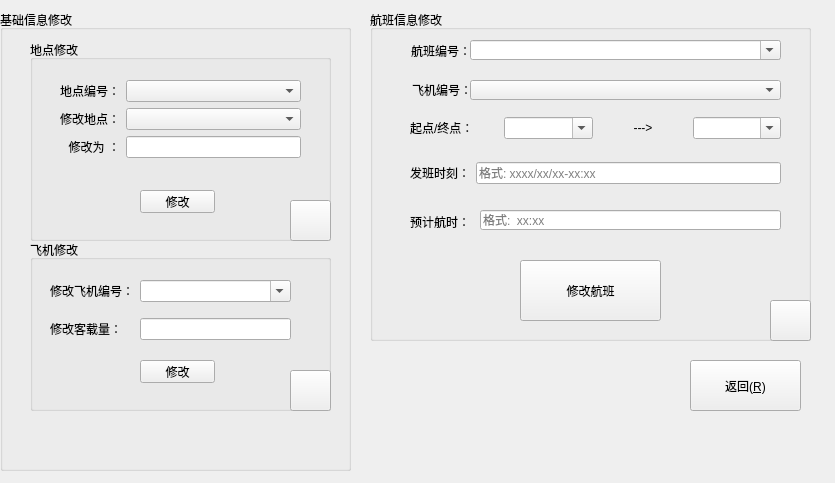
This is src/UI/widgets/informationmodifierwidget.ui in 3944Realms/AirLife as Qt 5 draws it before an edit. The edited form follows.
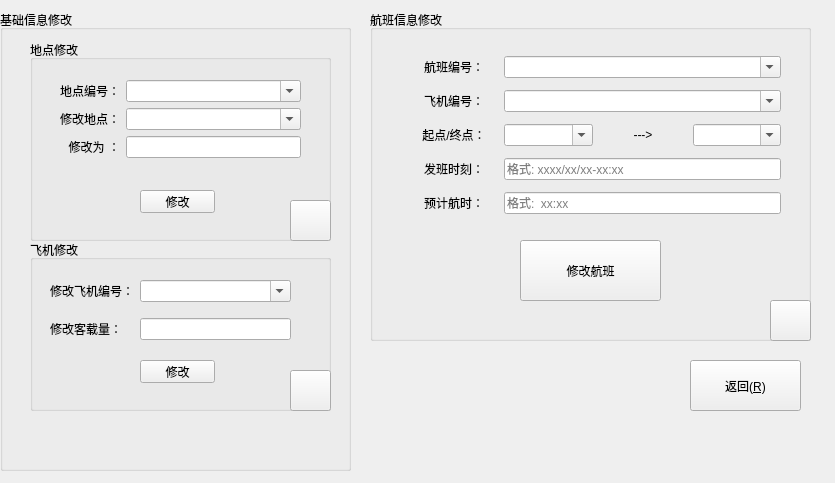
This is the edited form. Icons and pictures are not drawn.

```diff
--- a/src/UI/widgets/informationmodifierwidget.ui
+++ b/src/UI/widgets/informationmodifierwidget.ui
@@ -35,63 +35,11 @@
    <property name="title">
     <string>航班信息修改</string>
    </property>
-   <widget class="QLabel" name="airLifeFlightLabel">
-    <property name="geometry">
-     <rect>
-      <x>10</x>
-      <y>20</y>
-      <width>91</width>
-      <height>41</height>
-     </rect>
-    </property>
-    <property name="text">
-     <string>航班编号：</string>
-    </property>
-    <property name="alignment">
-     <set>Qt::AlignRight|Qt::AlignTrailing|Qt::AlignVCenter</set>
-    </property>
-   </widget>
-   <widget class="QComboBox" name="airLifeFlightUUIDComboBox">
-    <property name="geometry">
-     <rect>
-      <x>100</x>
-      <y>30</y>
-      <width>311</width>
-      <height>20</height>
-     </rect>
-    </property>
-    <property name="editable">
-     <bool>true</bool>
-    </property>
-   </widget>
-   <widget class="QLabel" name="airLifeAirplaneUUIDLabel">
-    <property name="geometry">
-     <rect>
-      <x>42</x>
-      <y>70</y>
-      <width>72</width>
-      <height>19</height>
-     </rect>
-    </property>
-    <property name="text">
-     <string>飞机编号：</string>
-    </property>
-   </widget>
-   <widget class="QComboBox" name="airLifeFlightAirplaneUUIDComboBox">
-    <property name="geometry">
-     <rect>
-      <x>100</x>
-      <y>70</y>
-      <width>311</width>
-      <height>20</height>
-     </rect>
-    </property>
-   </widget>
    <widget class="QPushButton" name="airLifeModifyFlightPushButton">
     <property name="geometry">
      <rect>
       <x>150</x>
-      <y>250</y>
+      <y>230</y>
       <width>141</width>
       <height>61</height>
      </rect>
@@ -100,77 +48,6 @@
      <string>修改航班</string>
     </property>
    </widget>
-   <widget class="QWidget" name="verticalLayoutWidget">
-    <property name="geometry">
-     <rect>
-      <x>40</x>
-      <y>90</y>
-      <width>371</width>
-      <height>101</height>
-     </rect>
-    </property>
-    <layout class="QVBoxLayout" name="verticalLayout">
-     <item>
-      <layout class="QHBoxLayout" name="horizontalLayout_2">
-       <item>
-        <widget class="QLabel" name="airLifeSELabel">
-         <property name="text">
-          <string>起点/终点：</string>
-         </property>
-        </widget>
-       </item>
-       <item>
-        <widget class="QComboBox" name="airLifeFlightEComboBox">
-         <property name="editable">
-          <bool>true</bool>
-         </property>
-        </widget>
-       </item>
-       <item>
-        <widget class="QLabel" name="airLifeArrowLabel">
-         <property name="focusPolicy">
-          <enum>Qt::NoFocus</enum>
-         </property>
-         <property name="text">
-          <string>---&gt;</string>
-         </property>
-         <property name="alignment">
-          <set>Qt::AlignCenter</set>
-         </property>
-        </widget>
-       </item>
-       <item>
-        <widget class="QComboBox" name="airLifeFlightSComboBox">
-         <property name="editable">
-          <bool>true</bool>
-         </property>
-        </widget>
-       </item>
-      </layout>
-     </item>
-     <item>
-      <layout class="QHBoxLayout" name="horizontalLayout_3">
-       <item>
-        <widget class="QLabel" name="airLifeSTimeELabel">
-         <property name="text">
-          <string>发班时刻：</string>
-         </property>
-        </widget>
-       </item>
-       <item>
-        <widget class="QLineEdit" name="airLifeFlightTimeLineEdit">
-         <property name="readOnly">
-          <bool>false</bool>
-         </property>
-         <property name="placeholderText">
-          <string>格式: xxxx/xx/xx-xx:xx</string>
-         </property>
-        </widget>
-       </item>
-      </layout>
-     </item>
-    </layout>
-   </widget>
    <widget class="QPushButton" name="airLifeDeleteFlightPushButton">
     <property name="geometry">
      <rect>
@@ -191,34 +68,128 @@
       <normaloff>:/Simon/SymbolsDeleteSi.png</normaloff>:/Simon/SymbolsDeleteSi.png</iconset>
     </property>
    </widget>
-   <widget class="QLabel" name="airLifeTakeTimeLabel">
+   <widget class="QWidget" name="gridLayoutWidget_3">
     <property name="geometry">
      <rect>
       <x>40</x>
-      <y>190</y>
-      <width>60</width>
-      <height>44</height>
+      <y>40</y>
+      <width>371</width>
+      <height>171</height>
      </rect>
     </property>
-    <property name="text">
-     <string>预计航时：</string>
-    </property>
-   </widget>
-   <widget class="QLineEdit" name="airLifeFlightTakeTimeLineEdit">
-    <property name="geometry">
-     <rect>
-      <x>110</x>
-      <y>200</y>
-      <width>301</width>
-      <height>20</height>
-     </rect>
-    </property>
-    <property name="text">
-     <string/>
-    </property>
-    <property name="placeholderText">
-     <string>格式:  xx:xx</string>
-    </property>
+    <layout class="QGridLayout" name="gridLayout_3">
+     <item row="1" column="0">
+      <widget class="QLabel" name="airLifeAirplaneUUIDLabel">
+       <property name="text">
+        <string>飞机编号：</string>
+       </property>
+       <property name="alignment">
+        <set>Qt::AlignCenter</set>
+       </property>
+      </widget>
+     </item>
+     <item row="4" column="0">
+      <widget class="QLabel" name="airLifeTakeTimeLabel">
+       <property name="text">
+        <string>预计航时：</string>
+       </property>
+       <property name="alignment">
+        <set>Qt::AlignCenter</set>
+       </property>
+      </widget>
+     </item>
+     <item row="2" column="0">
+      <widget class="QLabel" name="airLifeSELabel">
+       <property name="text">
+        <string>起点/终点：</string>
+       </property>
+       <property name="alignment">
+        <set>Qt::AlignCenter</set>
+       </property>
+      </widget>
+     </item>
+     <item row="3" column="0">
+      <widget class="QLabel" name="airLifeSTimeELabel">
+       <property name="text">
+        <string>发班时刻：</string>
+       </property>
+       <property name="alignment">
+        <set>Qt::AlignCenter</set>
+       </property>
+      </widget>
+     </item>
+     <item row="2" column="1">
+      <widget class="QComboBox" name="airLifeFlightEComboBox">
+       <property name="editable">
+        <bool>true</bool>
+       </property>
+      </widget>
+     </item>
+     <item row="2" column="3">
+      <widget class="QComboBox" name="airLifeFlightSComboBox">
+       <property name="editable">
+        <bool>true</bool>
+       </property>
+      </widget>
+     </item>
+     <item row="2" column="2">
+      <widget class="QLabel" name="airLifeArrowLabel">
+       <property name="focusPolicy">
+        <enum>Qt::NoFocus</enum>
+       </property>
+       <property name="text">
+        <string>---&gt;</string>
+       </property>
+       <property name="alignment">
+        <set>Qt::AlignCenter</set>
+       </property>
+      </widget>
+     </item>
+     <item row="0" column="0">
+      <widget class="QLabel" name="airLifeFlightLabel">
+       <property name="text">
+        <string>航班编号：</string>
+       </property>
+       <property name="alignment">
+        <set>Qt::AlignCenter</set>
+       </property>
+      </widget>
+     </item>
+     <item row="0" column="1" colspan="3">
+      <widget class="QComboBox" name="airLifeFlightUUIDComboBox">
+       <property name="editable">
+        <bool>true</bool>
+       </property>
+      </widget>
+     </item>
+     <item row="1" column="1" colspan="3">
+      <widget class="QComboBox" name="airLifeFlightAirplaneUUIDComboBox">
+       <property name="editable">
+        <bool>true</bool>
+       </property>
+      </widget>
+     </item>
+     <item row="3" column="1" colspan="3">
+      <widget class="QLineEdit" name="airLifeFlightTimeLineEdit">
+       <property name="readOnly">
+        <bool>false</bool>
+       </property>
+       <property name="placeholderText">
+        <string>格式: xxxx/xx/xx-xx:xx</string>
+       </property>
+      </widget>
+     </item>
+     <item row="4" column="1" colspan="3">
+      <widget class="QLineEdit" name="airLifeFlightTakeTimeLineEdit">
+       <property name="text">
+        <string/>
+       </property>
+       <property name="placeholderText">
+        <string>格式:  xx:xx</string>
+       </property>
+      </widget>
+     </item>
+    </layout>
    </widget>
   </widget>
   <widget class="QGroupBox" name="airLifeBaseGroupBox">
@@ -357,7 +328,11 @@
       <item row="0" column="1">
        <layout class="QHBoxLayout" name="horizontalLayout">
         <item>
-         <widget class="QComboBox" name="airLifeThisAreaUUIDComboBox"/>
+         <widget class="QComboBox" name="airLifeThisAreaUUIDComboBox">
+          <property name="editable">
+           <bool>true</bool>
+          </property>
+         </widget>
         </item>
        </layout>
       </item>
@@ -372,7 +347,11 @@
        <widget class="QLineEdit" name="airLifeThisAreaNewNameLineEdit"/>
       </item>
       <item row="1" column="1">
-       <widget class="QComboBox" name="airLifeThisAreaNameComboBox"/>
+       <widget class="QComboBox" name="airLifeThisAreaNameComboBox">
+        <property name="editable">
+         <bool>true</bool>
+        </property>
+       </widget>
       </item>
      </layout>
     </widget>
```
